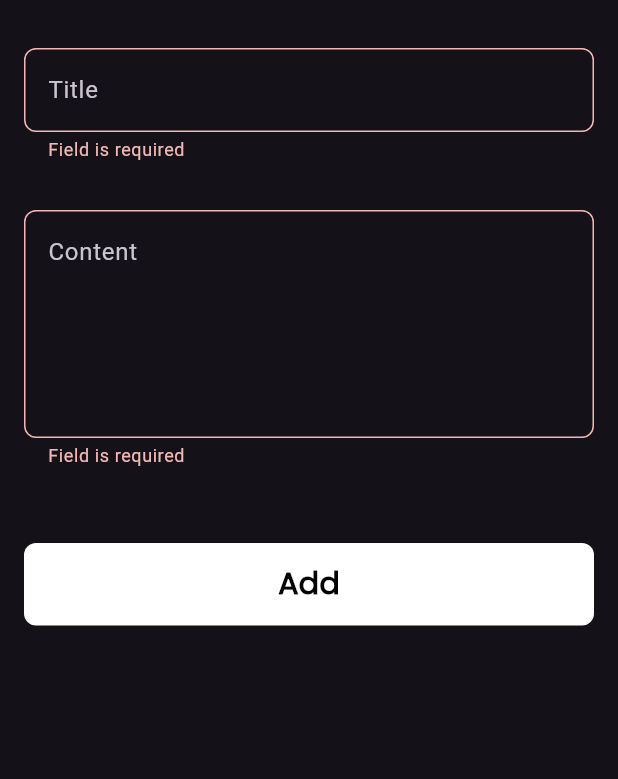
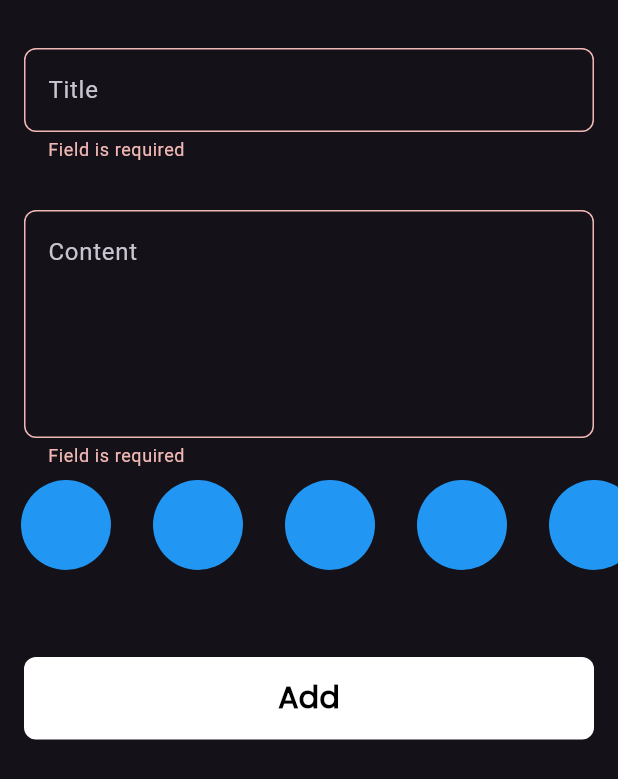
Before and after one commit to MuhammadOs/Notes_App-Flutter, a Flutter app: the AddNoteForm widget shown alone on an empty page, opened directly, after a tap on "Add", on a phone screen of 412 x 824 dp. Shown: the top 779 px of the screen. Run offline on Flutter 3.47's test engine with Material 3 defaults, Android fonts, the phone set to English and light mode, and no system bars; our stand-ins replace flutter_bloc, hive, hive_flutter; accounts and stored records are empty.

Commit message:
create colors list view

```diff
--- a/lib/widgets/add_note_form.dart
+++ b/lib/widgets/add_note_form.dart
@@ -2,6 +2,7 @@ import 'package:flutter_bloc/flutter_bloc.dart';
 import 'package:intl/intl.dart';
 import 'package:notes_app/cubits/add_note_cubit/add_note_cubit.dart';
 import 'package:notes_app/models/note_model.dart';
+import 'colors_list_view.dart';
 import 'custom_button.dart';
 import 'custom_text_field.dart';
 import 'package:flutter/material.dart';
@@ -42,15 +43,28 @@ class _AddNoteFormState extends State<AddNoteForm> {
             hint: 'Content',
             maxLines: 5,
           ),
+          const ColorListView(),
           BlocBuilder<AddNotesCubit, AddNotesState>(
             builder: (context, state) {
               return CustomButton(
                 isLoading: state is AddNoteLoading ? true : false,
                 onTap: () {
+                  validateForm(context);
+                },
+              );
+            },
+          )
+        ],
+      ),
+    );
+  }
+
+  void validateForm(BuildContext context) {
     if (formKey.currentState!.validate()) {
       formKey.currentState!.save();
       var currentTime = DateTime.now();
-                    var formattedCurrentDate = DateFormat.yMd().format(currentTime).toString();
+      var formattedCurrentDate =
+          DateFormat.yMd().format(currentTime).toString();
       var noteModel = NoteModel(
           title: title!,
           subTitle: subTitle!,
@@ -61,12 +75,5 @@ class _AddNoteFormState extends State<AddNoteForm> {
       autoValidateMode = AutovalidateMode.always;
       setState(() {});
     }
-                },
-              );
-            },
-          )
-        ],
-      ),
-    );
   }
 }
--- /dev/null
+++ b/lib/widgets/colors_list_view.dart
@@ -0,0 +1,34 @@
+import 'package:flutter/cupertino.dart';
+import 'package:flutter/material.dart';
+
+class ColorItem extends StatelessWidget {
+  const ColorItem({super.key});
+
+  @override
+  Widget build(BuildContext context) {
+    return const Padding(
+      padding: EdgeInsets.all(8.0),
+      child: CircleAvatar(
+        backgroundColor: Colors.blue,
+        radius: 36,
+      ),
+    );
+  }
+}
+
+class ColorListView extends StatelessWidget {
+  const ColorListView({super.key});
+
+  @override
+  Widget build(BuildContext context) {
+    return SizedBox(
+      height: 38 * 2,
+      child: ListView.builder(
+          itemCount: 10,
+          scrollDirection: Axis.horizontal,
+          itemBuilder: (context, index) {
+            return const ColorItem();
+          }),
+    );
+  }
+}
```
Lines whose indentation alone changed are shown as unchanged.
